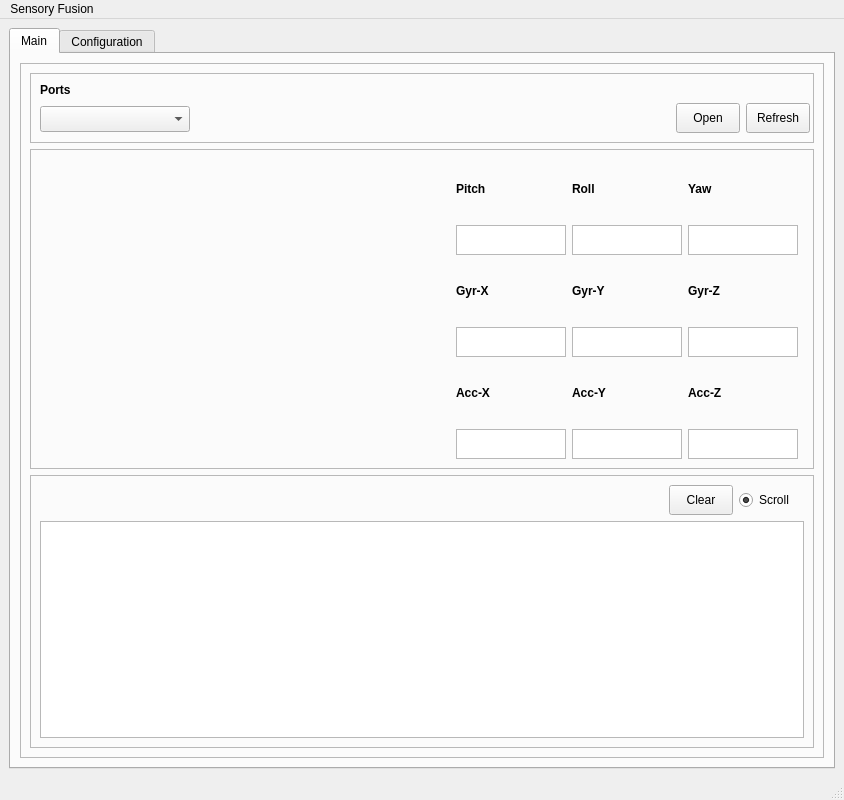
This is mainwindow.ui in josewandersonsantos/sensory-fusion-interface as Qt 5 draws it before an edit. The edited form follows.
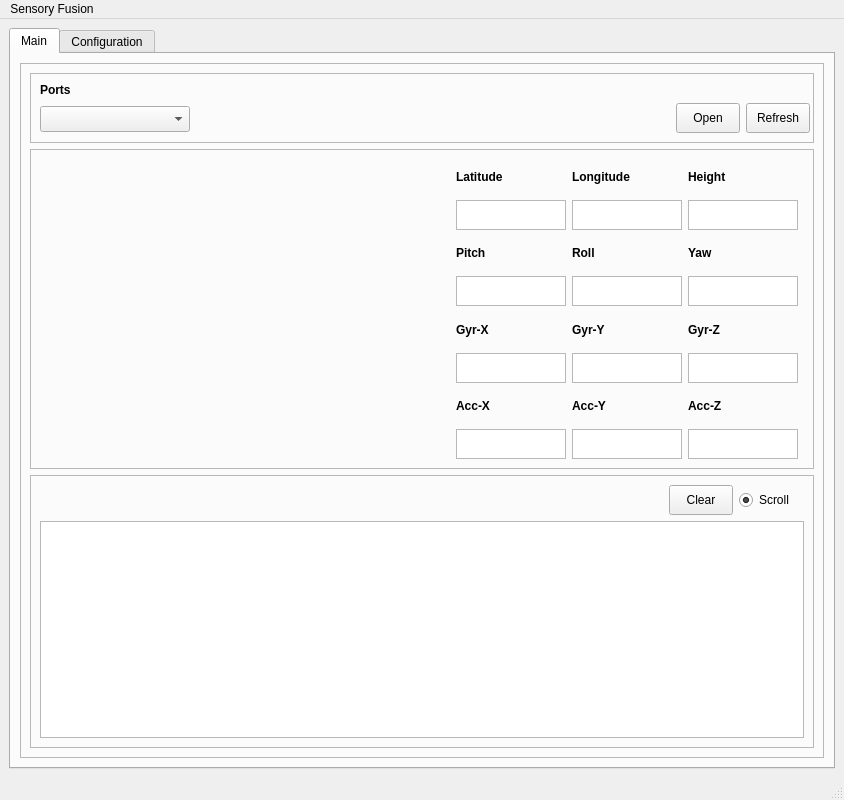
This is the edited form.

Commit message: Added fields to show coords

The edit to the form file:
```diff
--- a/mainwindow.ui
+++ b/mainwindow.ui
@@ -155,7 +155,116 @@
                </widget>
               </item>
               <item>
-               <layout class="QVBoxLayout" name="verticalLayout_15">
+               <layout class="QVBoxLayout" name="verticalLayout_2">
+                <item>
+                 <layout class="QHBoxLayout" name="horizontalLayout_12">
+                  <item>
+                   <layout class="QVBoxLayout" name="verticalLayout_27">
+                    <item>
+                     <widget class="QLabel" name="label_22">
+                      <property name="font">
+                       <font>
+                        <bold>true</bold>
+                       </font>
+                      </property>
+                      <property name="text">
+                       <string>Latitude</string>
+                      </property>
+                     </widget>
+                    </item>
+                    <item>
+                     <widget class="QTextEdit" name="txtLat">
+                      <property name="minimumSize">
+                       <size>
+                        <width>110</width>
+                        <height>30</height>
+                       </size>
+                      </property>
+                      <property name="maximumSize">
+                       <size>
+                        <width>110</width>
+                        <height>30</height>
+                       </size>
+                      </property>
+                      <property name="readOnly">
+                       <bool>true</bool>
+                      </property>
+                     </widget>
+                    </item>
+                   </layout>
+                  </item>
+                  <item>
+                   <layout class="QVBoxLayout" name="verticalLayout_28">
+                    <item>
+                     <widget class="QLabel" name="label_23">
+                      <property name="font">
+                       <font>
+                        <bold>true</bold>
+                       </font>
+                      </property>
+                      <property name="text">
+                       <string>Longitude</string>
+                      </property>
+                     </widget>
+                    </item>
+                    <item>
+                     <widget class="QTextEdit" name="txtLng">
+                      <property name="minimumSize">
+                       <size>
+                        <width>110</width>
+                        <height>30</height>
+                       </size>
+                      </property>
+                      <property name="maximumSize">
+                       <size>
+                        <width>110</width>
+                        <height>30</height>
+                       </size>
+                      </property>
+                      <property name="readOnly">
+                       <bool>true</bool>
+                      </property>
+                     </widget>
+                    </item>
+                   </layout>
+                  </item>
+                  <item>
+                   <layout class="QVBoxLayout" name="verticalLayout_29">
+                    <item>
+                     <widget class="QLabel" name="label_24">
+                      <property name="font">
+                       <font>
+                        <bold>true</bold>
+                       </font>
+                      </property>
+                      <property name="text">
+                       <string>Height</string>
+                      </property>
+                     </widget>
+                    </item>
+                    <item>
+                     <widget class="QTextEdit" name="txtHeight">
+                      <property name="minimumSize">
+                       <size>
+                        <width>110</width>
+                        <height>30</height>
+                       </size>
+                      </property>
+                      <property name="maximumSize">
+                       <size>
+                        <width>110</width>
+                        <height>30</height>
+                       </size>
+                      </property>
+                      <property name="readOnly">
+                       <bool>true</bool>
+                      </property>
+                     </widget>
+                    </item>
+                   </layout>
+                  </item>
+                 </layout>
+                </item>
                 <item>
                  <layout class="QHBoxLayout" name="horizontalLayout_9">
                   <item>
```
Left out of the diff: 10 changed lines with no effect on the pictures.
